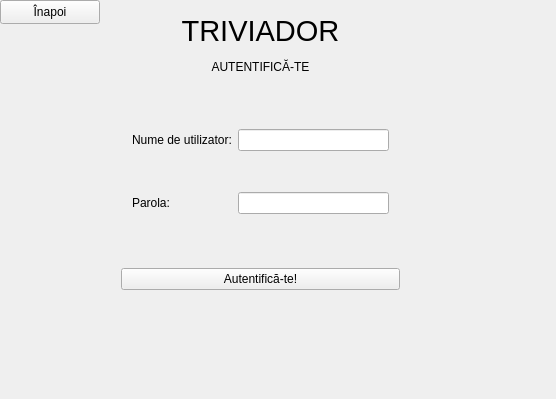
andonealexandru/Triviador, file Triviador/UI/forms/Login.ui: the form before one commit.
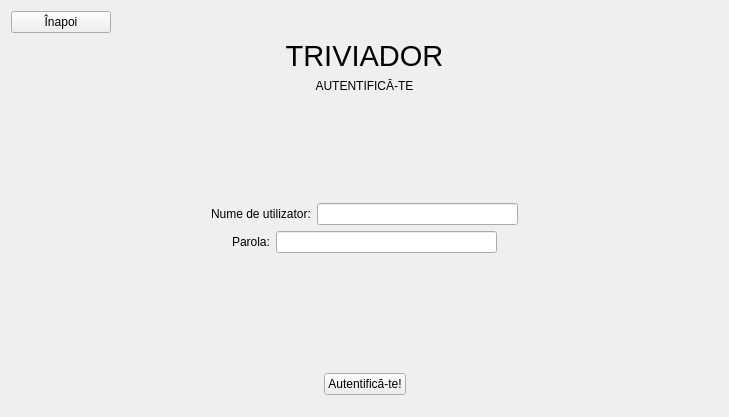
The form after the commit.

```diff
--- a/Triviador/UI/forms/Login.ui
+++ b/Triviador/UI/forms/Login.ui
@@ -6,23 +6,19 @@
    <rect>
     <x>0</x>
     <y>0</y>
-    <width>556</width>
-    <height>399</height>
+    <width>729</width>
+    <height>417</height>
    </rect>
   </property>
   <property name="windowTitle">
    <string>Login</string>
   </property>
   <widget class="QWidget" name="centralWidget">
+   <layout class="QHBoxLayout" name="horizontalLayout_3">
+    <item>
+     <layout class="QVBoxLayout" name="verticalLayout">
+      <item>
    <widget class="QPushButton" name="pushButtonExit">
-    <property name="geometry">
-     <rect>
-      <x>0</x>
-      <y>0</y>
-      <width>100</width>
-      <height>24</height>
-     </rect>
-    </property>
     <property name="maximumSize">
      <size>
       <width>100</width>
@@ -33,16 +29,7 @@
      <string>Înapoi</string>
     </property>
    </widget>
-   <widget class="QWidget" name="verticalLayoutWidget">
-    <property name="geometry">
-     <rect>
-      <x>110</x>
-      <y>0</y>
-      <width>301</width>
-      <height>301</height>
-     </rect>
-    </property>
-    <layout class="QVBoxLayout" name="verticalLayout">
+      </item>
      <item>
       <widget class="QLabel" name="label_3">
        <property name="maximumSize">
@@ -81,22 +68,36 @@
       </widget>
      </item>
      <item>
-      <widget class="QWidget" name="widget" native="true">
-       <layout class="QGridLayout" name="gridLayout">
-        <item row="2" column="1">
-         <widget class="QLineEdit" name="lineEdit_password"/>
-        </item>
-        <item row="2" column="0">
-         <widget class="QLabel" name="label_2">
-          <property name="enabled">
-           <bool>true</bool>
-          </property>
-          <property name="text">
-           <string>Parola:</string>
-          </property>
-         </widget>
-        </item>
-        <item row="0" column="0">
+       <spacer name="verticalSpacer_2">
+        <property name="orientation">
+         <enum>Qt::Vertical</enum>
+        </property>
+        <property name="sizeHint" stdset="0">
+         <size>
+          <width>20</width>
+          <height>40</height>
+         </size>
+        </property>
+       </spacer>
+      </item>
+      <item>
+       <layout class="QVBoxLayout" name="verticalLayout_2">
+        <item>
+         <layout class="QHBoxLayout" name="horizontalLayout">
+          <item>
+           <spacer name="horizontalSpacer">
+            <property name="orientation">
+             <enum>Qt::Horizontal</enum>
+            </property>
+            <property name="sizeHint" stdset="0">
+             <size>
+              <width>40</width>
+              <height>20</height>
+             </size>
+            </property>
+           </spacer>
+          </item>
+          <item>
          <widget class="QLabel" name="label">
           <property name="enabled">
            <bool>true</bool>
@@ -106,21 +107,124 @@
           </property>
          </widget>
         </item>
-        <item row="0" column="1">
+          <item>
          <widget class="QLineEdit" name="lineEdit_username"/>
         </item>
-       </layout>
+          <item>
+           <spacer name="horizontalSpacer_2">
+            <property name="orientation">
+             <enum>Qt::Horizontal</enum>
+            </property>
+            <property name="sizeHint" stdset="0">
+             <size>
+              <width>40</width>
+              <height>20</height>
+             </size>
+            </property>
+           </spacer>
+          </item>
+         </layout>
+        </item>
+        <item>
+         <layout class="QHBoxLayout" name="horizontalLayout_2">
+          <item>
+           <spacer name="horizontalSpacer_3">
+            <property name="orientation">
+             <enum>Qt::Horizontal</enum>
+            </property>
+            <property name="sizeHint" stdset="0">
+             <size>
+              <width>40</width>
+              <height>20</height>
+             </size>
+            </property>
+           </spacer>
+          </item>
+          <item>
+           <widget class="QLabel" name="label_2">
+            <property name="enabled">
+             <bool>true</bool>
+            </property>
+            <property name="text">
+             <string>Parola:</string>
+            </property>
       </widget>
      </item>
      <item>
+           <widget class="QLineEdit" name="lineEdit_password"/>
+          </item>
+          <item>
+           <spacer name="horizontalSpacer_4">
+            <property name="orientation">
+             <enum>Qt::Horizontal</enum>
+            </property>
+            <property name="sizeHint" stdset="0">
+             <size>
+              <width>40</width>
+              <height>20</height>
+             </size>
+            </property>
+           </spacer>
+          </item>
+         </layout>
+        </item>
+       </layout>
+      </item>
+      <item>
+       <spacer name="verticalSpacer">
+        <property name="orientation">
+         <enum>Qt::Vertical</enum>
+        </property>
+        <property name="sizeHint" stdset="0">
+         <size>
+          <width>20</width>
+          <height>40</height>
+         </size>
+        </property>
+       </spacer>
+      </item>
+      <item>
+       <widget class="QWidget" name="widget" native="true">
+        <layout class="QGridLayout" name="gridLayout">
+         <item row="0" column="1">
       <widget class="QPushButton" name="pushButton">
        <property name="text">
         <string>Autentifică-te!</string>
        </property>
       </widget>
      </item>
-    </layout>
-   </widget>
+         <item row="0" column="2">
+          <spacer name="horizontalSpacer_6">
+           <property name="orientation">
+            <enum>Qt::Horizontal</enum>
+           </property>
+           <property name="sizeHint" stdset="0">
+            <size>
+             <width>40</width>
+             <height>20</height>
+            </size>
+           </property>
+          </spacer>
+         </item>
+         <item row="0" column="0">
+          <spacer name="horizontalSpacer_5">
+           <property name="orientation">
+            <enum>Qt::Horizontal</enum>
+           </property>
+           <property name="sizeHint" stdset="0">
+            <size>
+             <width>40</width>
+             <height>20</height>
+            </size>
+           </property>
+          </spacer>
+         </item>
+        </layout>
+       </widget>
+      </item>
+     </layout>
+    </item>
+   </layout>
   </widget>
  </widget>
  <layoutdefault spacing="6" margin="11"/>
```
Lines whose indentation alone changed are shown as unchanged.
